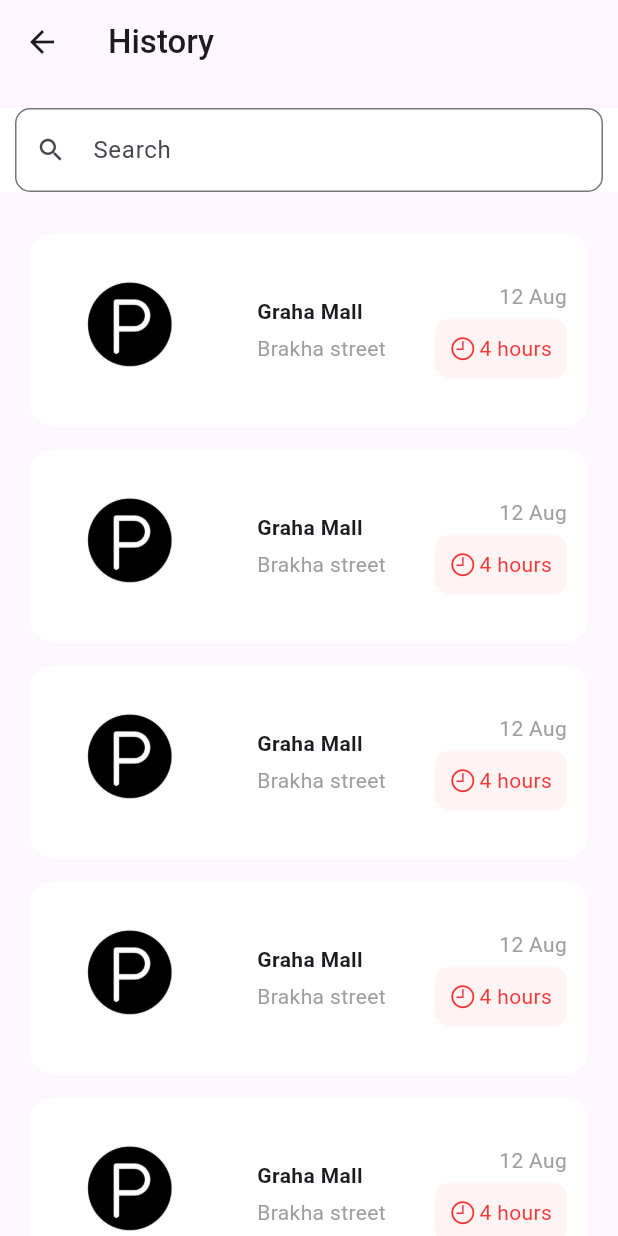
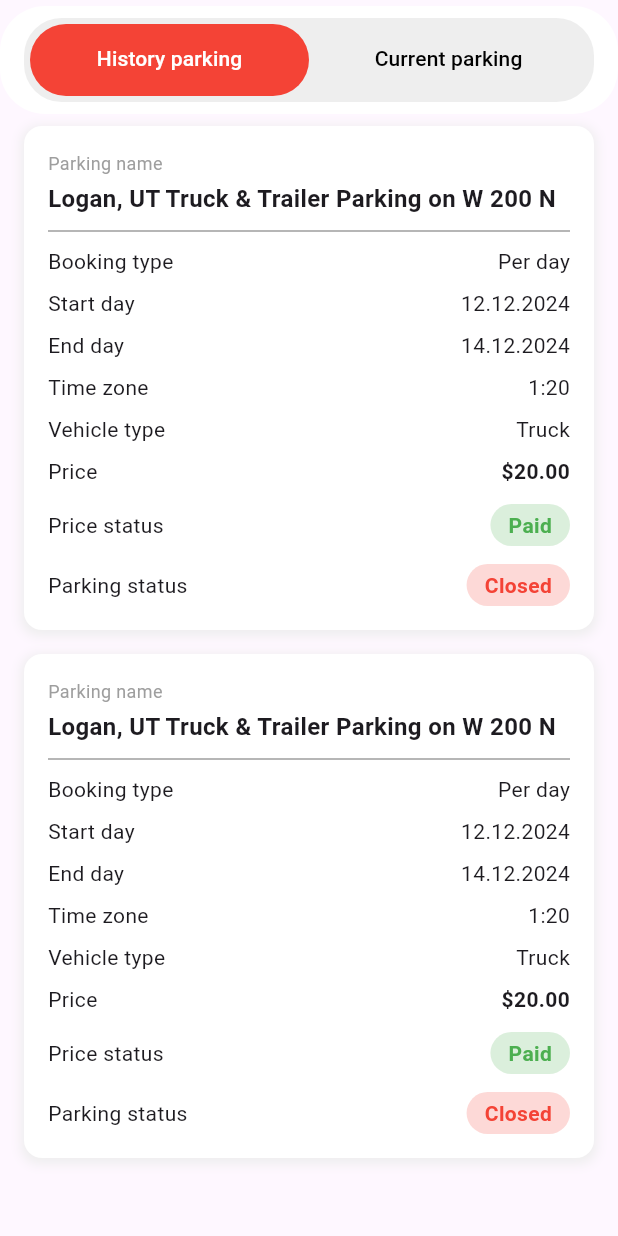
Before and after one commit to crazyfeyn/Parking-app, a Flutter app: the HistoryScreen screen opened directly, on a phone screen of 412 x 824 dp. Run offline on Flutter 3.47's test engine with Material 3 defaults, Android fonts, the phone set to English and light mode, and no system bars; drawn by our look-alikes of zoom_tap_animation; our stand-ins replace dartz, dio, geocoding, geolocator, google_maps_flutter, location and 1 more; missing offline and left inert: flutter_stripe; network calls fail.

Commit message:
parking UI is done

```diff
--- a/lib/features/history/presentation/pages/history_screen.dart
+++ b/lib/features/history/presentation/pages/history_screen.dart
@@ -1,132 +1,120 @@
 import 'package:flutter/material.dart';
+import 'package:flutter_application/core/constants/app_constants.dart';
 import 'package:flutter_application/core/constants/app_dimens.dart';
-import 'package:flutter_application/core/extension/extensions.dart';
-import 'package:flutter_application/features/history/presentation/pages/detail_screen.dart';
-import 'package:flutter_application/features/history/presentation/widgets/period_widget.dart';
-import 'package:flutter_application/features/history/presentation/widgets/search_widget.dart';
-import 'package:zoom_tap_animation/zoom_tap_animation.dart';
+import 'package:flutter_application/features/history/presentation/widgets/parking_item_widget.dart';
 
-class HistoryScreen extends StatelessWidget {
+class HistoryScreen extends StatefulWidget {
   const HistoryScreen({super.key});
+
+  @override
+  State<HistoryScreen> createState() => _HistoryScreenState();
+}
+
+class _HistoryScreenState extends State<HistoryScreen>
+    with SingleTickerProviderStateMixin {
+  late TabController _tabController;
+
+  @override
+  void initState() {
+    super.initState();
+    _tabController = TabController(length: 2, vsync: this);
+  }
+
+  @override
+  void dispose() {
+    _tabController.dispose();
+    super.dispose();
+  }
 
   @override
   Widget build(BuildContext context) {
     return Scaffold(
       appBar: AppBar(
-        title: const Text(
-          'History',
-          style: TextStyle(
-            fontWeight: FontWeight.w500,
-          ),
-        ),
-      ),
-      body: CustomScrollView(
-        slivers: [
-          SliverPersistentHeader(
-            pinned: true,
-            floating: true,
-            delegate: _SearchHistoryDelegate(),
-          ),
-          SliverPadding(
-            padding:
-                const EdgeInsets.symmetric(horizontal: AppDimens.PADDING_20),
-            sliver: SliverList(
-              delegate: SliverChildBuilderDelegate(
-                (context, index) {
-                  return Column(
-                    children: [
-                      ZoomTapAnimation(
-                        onTap: () => Navigator.push(
-                            context,
-                            MaterialPageRoute(
-                                builder: (context) => const DetailScreen())),
+        bottom: PreferredSize(
+          preferredSize: const Size.fromHeight(20.0),
           child: Container(
-                          padding: const EdgeInsets.all(AppDimens.PADDING_14),
-                          margin: const EdgeInsets.only(
-                              bottom: AppDimens.MARGIN_16),
-                          decoration: BoxDecoration(
-                            color: const Color(0xFFFFFFFF),
-                            borderRadius: BorderRadius.circular(
-                                AppDimens.BORDER_RADIUS_15),
-                          ),
-                          clipBehavior: Clip.hardEdge,
-                          child: Container(
+            padding: const EdgeInsets.symmetric(horizontal: 16, vertical: 8),
             decoration: BoxDecoration(
               borderRadius: BorderRadiusDirectional.circular(
-                                  AppDimens.BORDER_RADIUS_15),
+                AppDimens.BORDER_RADIUS_30,
               ),
-                            child: Row(
-                              mainAxisAlignment: MainAxisAlignment.spaceBetween,
-                              children: [
-                                Image.asset(
-                                  'assets/images/logo_1.png',
-                                  height: 100,
-                                  width: 105,
-                                  color: Colors.black,
+              color: AppConstants.whiteColor,
             ),
-                                Column(
-                                  crossAxisAlignment: CrossAxisAlignment.start,
-                                  children: [
-                                    const Text(
-                                      'Graha Mall',
-                                      style: TextStyle(
-                                        fontWeight: FontWeight.bold,
+            child: Container(
+              padding: const EdgeInsets.all(AppDimens.PADDING_4),
+              decoration: BoxDecoration(
+                color: Colors.grey[200],
+                borderRadius: BorderRadius.circular(25),
               ),
+              child: TabBar(
+                controller: _tabController,
+                tabs: const [
+                  Tab(text: 'History parking'),
+                  Tab(text: 'Current parking'),
+                ],
+                indicator: BoxDecoration(
+                  color: Colors.red,
+                  borderRadius: BorderRadius.circular(25),
                 ),
-                                    5.hs(),
-                                    const Text(
-                                      'Brakha street',
-                                      style: TextStyle(
-                                        color: Colors.grey,
+                indicatorSize: TabBarIndicatorSize.tab,
+                labelStyle: const TextStyle(
+                  fontWeight: FontWeight.w500,
+                  fontSize: 14,
                 ),
-                                    )
-                                  ],
-                                ),
-                                Column(
-                                  crossAxisAlignment: CrossAxisAlignment.end,
-                                  children: [
-                                    const Text(
-                                      '12 Aug',
-                                      style: TextStyle(
-                                        color: Colors.grey,
-                                      ),
-                                    ),
-                                    5.hs(),
-                                    //date time type beradigan qilib to'g'irlab qo'y
-                                    const PeriodWidget(hour: '4'),
-                                  ],
-                                )
-                              ],
+                unselectedLabelColor: Colors.black,
+                labelColor: Colors.white,
+                dividerColor: Colors.transparent,
+                indicatorPadding: const EdgeInsets.all(0),
+                labelPadding: const EdgeInsets.symmetric(horizontal: 8),
+                padding: const EdgeInsets.all(0),
               ),
             ),
           ),
         ),
-                    ],
+      ),
+      body: TabBarView(
+        controller: _tabController,
+        children: [
+          ListView.builder(
+            padding: const EdgeInsets.symmetric(horizontal: 16, vertical: 8),
+            itemCount: 2,
+            itemBuilder: (context, index) {
+              return const ParkingItem(
+                title: 'Logan, UT Truck & Trailer Parking on W 200 N',
+                bookingType: 'Per day',
+                startDate: '12.12.2024',
+                endDate: '14.12.2024',
+                timeZone: '1:20',
+                vehicleType: 'Truck',
+                price: '\$20.00',
+                priceStatus: 'Paid',
+                parkingStatus: 'Closed',
+                priceStatusColor: Colors.green,
+                parkingStatusColor: Colors.red,
               );
             },
-                childCount: 10,
           ),
-            ),
+          ListView.builder(
+            padding: const EdgeInsets.symmetric(horizontal: 16, vertical: 8),
+            itemCount: 2,
+            itemBuilder: (context, index) {
+              return const ParkingItem(
+                title: 'Main Street Parking Lot',
+                bookingType: 'Hourly',
+                startDate: '20.12.2024',
+                endDate: '20.12.2024',
+                timeZone: '14:30',
+                vehicleType: 'Car',
+                price: '\$5.00',
+                priceStatus: 'Pending',
+                parkingStatus: 'In progress',
+                priceStatusColor: Colors.orange,
+                parkingStatusColor: Colors.blue,
+              );
+            },
           ),
         ],
       ),
     );
   }
 }
-
-class _SearchHistoryDelegate extends SliverPersistentHeaderDelegate {
-  @override
-  double get maxExtent => 100.0; // height of the search widget
-  @override
-  double get minExtent => 60.0; // min height when collapsed
-  @override
-  bool shouldRebuild(covariant SliverPersistentHeaderDelegate oldDelegate) {
-    return false; // No need to rebuild on scrolling
-  }
-
-  @override
-  Widget build(
-      BuildContext context, double shrinkOffset, bool overlapsContent) {
-    return SearchHistoryWidget();
-  }
-}
--- /dev/null
+++ b/lib/features/history/presentation/widgets/parking_item_widget.dart
@@ -0,0 +1,173 @@
+import 'package:flutter/material.dart';
+import 'package:flutter_application/core/extension/extensions.dart';
+
+class ParkingItem extends StatelessWidget {
+  final String title;
+  final String bookingType;
+  final String startDate;
+  final String endDate;
+  final String timeZone;
+  final String vehicleType;
+  final String price;
+  final String priceStatus;
+  final String parkingStatus;
+  final Color priceStatusColor;
+  final Color parkingStatusColor;
+
+  const ParkingItem({
+    super.key,
+    required this.title,
+    required this.bookingType,
+    required this.startDate,
+    required this.endDate,
+    required this.timeZone,
+    required this.vehicleType,
+    required this.price,
+    required this.priceStatus,
+    required this.parkingStatus,
+    required this.priceStatusColor,
+    required this.parkingStatusColor,
+  });
+
+  @override
+  Widget build(BuildContext context) {
+    return Container(
+      margin: const EdgeInsets.only(bottom: 16),
+      padding: const EdgeInsets.all(16),
+      decoration: BoxDecoration(
+        color: Colors.white,
+        borderRadius: BorderRadius.circular(12),
+        boxShadow: [
+          BoxShadow(
+            color: Colors.grey.shade200,
+            spreadRadius: 2,
+            blurRadius: 6,
+            offset: const Offset(0, 2),
+          ),
+        ],
+      ),
+      child: Column(
+        crossAxisAlignment: CrossAxisAlignment.start,
+        children: [
+          const Text(
+            'Parking name',
+            style: TextStyle(
+              fontSize: 12,
+              color: Colors.grey,
+            ),
+          ),
+          const SizedBox(height: 4),
+          Text(
+            title,
+            style: const TextStyle(
+              fontSize: 16,
+              fontWeight: FontWeight.bold,
+            ),
+          ),
+          const Divider(height: 20, color: Colors.grey),
+          Row(
+            mainAxisAlignment: MainAxisAlignment.spaceBetween,
+            children: [
+              const Text('Booking type'),
+              Text(bookingType),
+            ],
+          ),
+          const SizedBox(height: 8),
+          Row(
+            mainAxisAlignment: MainAxisAlignment.spaceBetween,
+            children: [
+              const Text('Start day'),
+              Text(startDate),
+            ],
+          ),
+          const SizedBox(height: 8),
+          Row(
+            mainAxisAlignment: MainAxisAlignment.spaceBetween,
+            children: [
+              const Text('End day'),
+              Text(endDate),
+            ],
+          ),
+          const SizedBox(height: 8),
+          Row(
+            mainAxisAlignment: MainAxisAlignment.spaceBetween,
+            children: [
+              const Text('Time zone'),
+              Text(timeZone),
+            ],
+          ),
+          const SizedBox(height: 8),
+          Row(
+            mainAxisAlignment: MainAxisAlignment.spaceBetween,
+            children: [
+              const Text('Vehicle type'),
+              Text(vehicleType),
+            ],
+          ),
+          const SizedBox(height: 8),
+          Row(
+            mainAxisAlignment: MainAxisAlignment.spaceBetween,
+            children: [
+              const Text('Price'),
+              Text(
+                price,
+                style: const TextStyle(
+                  fontWeight: FontWeight.bold,
+                ),
+              ),
+            ],
+          ),
+          12.hs(),
+          Column(
+            mainAxisAlignment: MainAxisAlignment.spaceBetween,
+            children: [
+              Row(
+                mainAxisAlignment: MainAxisAlignment.spaceBetween,
+                children: [
+                  const Text('Price status'),
+                  Container(
+                    padding:
+                        const EdgeInsets.symmetric(horizontal: 12, vertical: 4),
+                    decoration: BoxDecoration(
+                      color: priceStatusColor.withOpacity(0.2),
+                      borderRadius: BorderRadius.circular(20),
+                    ),
+                    child: Text(
+                      priceStatus,
+                      style: TextStyle(
+                        color: priceStatusColor,
+                        fontWeight: FontWeight.bold,
+                      ),
+                    ),
+                  ),
+                ],
+              ),
+              12.hs(),
+              Row(
+                mainAxisAlignment: MainAxisAlignment.spaceBetween,
+                children: [
+                  const Text('Parking status'),
+                  Container(
+                    padding:
+                        const EdgeInsets.symmetric(horizontal: 12, vertical: 4),
+                    decoration: BoxDecoration(
+                      color: parkingStatusColor.withOpacity(0.2),
+                      borderRadius: BorderRadius.circular(20),
+                    ),
+                    child: Text(
+                      parkingStatus,
+                      style: TextStyle(
+                        color: parkingStatusColor,
+                        fontWeight: FontWeight.bold,
+                      ),
+                    ),
+                  ),
+                ],
+              ),
+            ],
+          ),
+        ],
+      ),
+    );
+  }
+}
--- a/lib/main.dart
+++ b/lib/main.dart
@@ -1,6 +1,5 @@
 import 'package:flutter/material.dart';
 import 'package:flutter_application/core/constants/stripe_constants.dart';
-import 'package:flutter_application/features/booking_space/presentation/pages/booking_space.dart';
 import 'package:flutter_application/features/home/presentation/pages/main_screen.dart';
 import 'package:flutter_stripe/flutter_stripe.dart';
 
@@ -23,7 +22,7 @@ class MyApp extends StatelessWidget {
   Widget build(BuildContext context) {
     return const MaterialApp(
       debugShowCheckedModeBanner: false,
-      home: BookingSpaceScreen(),
+      home: MainScreen(),
     );
   }
 }
```
Lines whose indentation alone changed are shown as unchanged.
